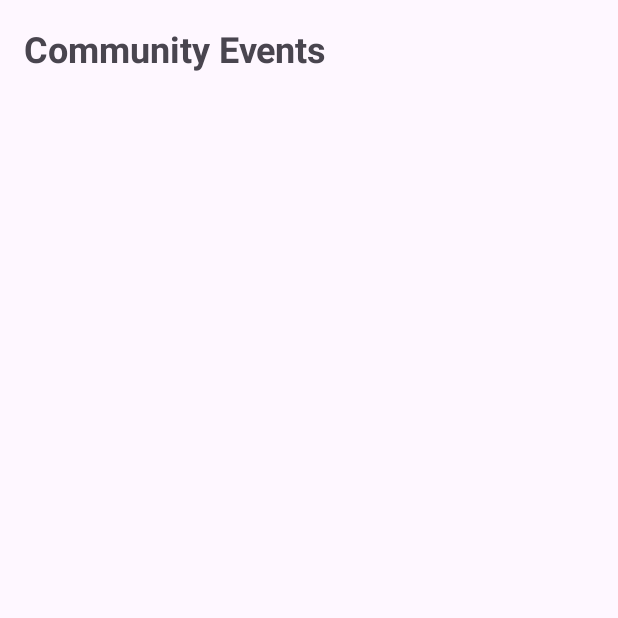
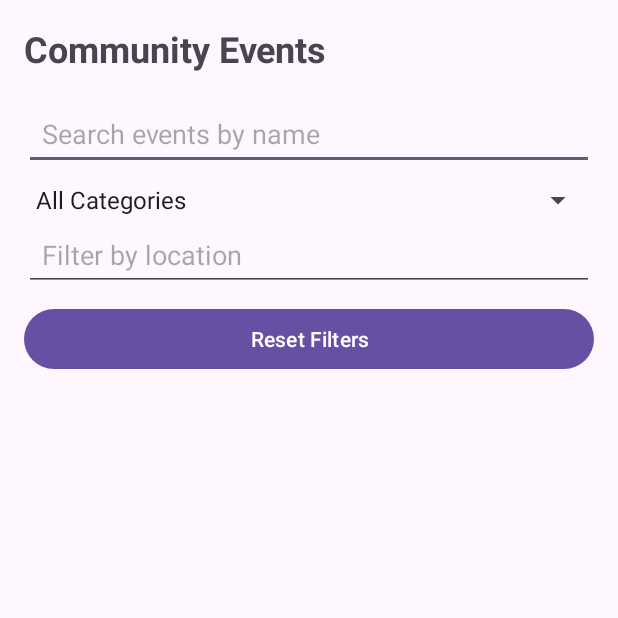
Before and after one commit to ETHAN2545/UbiCompProject, an Android app: the UserEventsActivity screen opened directly, with no data from a screen before it, on a phone screen of 412 x 824 dp, the top half of it. Run offline under Robolectric (Android 15) with nearby library versions, the phone set to English and light mode, and no system bars; our stand-ins replace Firebase (no records; nobody signed in at launch, a user with empty details on screens opened directly).

Commit message:
edited these files to allow users to search for events by name, category and location

```diff
--- a/app/src/main/java/com/example/dublin8community/activities/UserEventsActivity.java
+++ b/app/src/main/java/com/example/dublin8community/activities/UserEventsActivity.java
@@ -1,11 +1,16 @@
 package com.example.dublin8community.activities;
 
 import android.os.Bundle;
+import android.content.Intent;
+import android.widget.ArrayAdapter;
+import android.widget.Button;
+import android.widget.EditText;
 import android.widget.ListView;
+import android.widget.Spinner;
 import android.widget.Toast;
-import android.content.Intent;
+import android.text.Editable;
+import android.text.TextWatcher;
 
-import androidx.annotation.NonNull;
 import androidx.appcompat.app.AppCompatActivity;
 
 import com.example.dublin8community.R;
@@ -23,9 +28,19 @@ import java.util.List;
 public class UserEventsActivity extends AppCompatActivity {
 
     private ListView eventsListView;
+
+    private EditText searchEventsInput;
+    private EditText locationFilterInput;
+
+    private Spinner categoryFilterSpinner;
+
+    private Button resetFiltersButton;
+
     private DatabaseReference eventsRef;
 
     private List<Event> eventList;
+    private List<Event> filteredEventList;
+
     private EventAdapter eventAdapter;
 
     @Override
@@ -35,18 +50,77 @@ public class UserEventsActivity extends AppCompatActivity {
 
         eventsListView = findViewById(R.id.eventsListView);
 
+        searchEventsInput = findViewById(R.id.searchEventsInput);
+        locationFilterInput = findViewById(R.id.locationFilterInput);
+
+        categoryFilterSpinner = findViewById(R.id.categoryFilterSpinner);
+
+        resetFiltersButton = findViewById(R.id.resetFiltersButton);
+
         eventsRef = FirebaseDatabase.getInstance().getReference("events");
 
         eventList = new ArrayList<>();
+        filteredEventList = new ArrayList<>();
 
-        eventAdapter = new EventAdapter(this, eventList);
+        eventAdapter = new EventAdapter(this, filteredEventList);
         eventsListView.setAdapter(eventAdapter);
+
+        setupCategoryFilter();
+
+        searchEventsInput.addTextChangedListener(new TextWatcher() {
+
+            @Override
+            public void beforeTextChanged(CharSequence s, int start, int count, int after) {
+            }
+
+            @Override
+            public void onTextChanged(CharSequence s, int start, int before, int count) {
+                filterEvents();
+            }
+
+            @Override
+            public void afterTextChanged(Editable s) {
+            }
+        });
+
+        locationFilterInput.addTextChangedListener(new TextWatcher() {
+
+            @Override
+            public void beforeTextChanged(CharSequence s, int start, int count, int after) {
+            }
+
+            @Override
+            public void onTextChanged(CharSequence s, int start, int before, int count) {
+                filterEvents();
+            }
+
+            @Override
+            public void afterTextChanged(Editable s) {
+            }
+        });
+
+        categoryFilterSpinner.setOnItemSelectedListener(
+                new android.widget.AdapterView.OnItemSelectedListener() {
+
+                    @Override
+                    public void onItemSelected(android.widget.AdapterView<?> parent, android.view.View view, int position, long id) {
+
+                        filterEvents();
+                    }
+
+                    @Override
+                    public void onNothingSelected(android.widget.AdapterView<?> parent) {
+                    }
+                }
+        );
+
+        resetFiltersButton.setOnClickListener(v -> resetFilters());
 
         loadEvents();
 
         eventsListView.setOnItemClickListener((parent, view, position, id) -> {
 
-            Event selectedEvent = eventList.get(position);
+            Event selectedEvent = filteredEventList.get(position);
 
             Intent intent = new Intent(UserEventsActivity.this, EventDetailsActivity.class);
 
@@ -56,8 +130,30 @@ public class UserEventsActivity extends AppCompatActivity {
         });
     }
 
+    private void setupCategoryFilter() {
+
+        String[] categories = {
+                "All Categories",
+                "Music",
+                "Sports",
+                "Culture",
+                "Community",
+                "Education",
+                "Food",
+                "Family"
+        };
+
+        ArrayAdapter<String> categoryAdapter = new ArrayAdapter<>(this, android.R.layout.simple_spinner_item, categories);
+
+        categoryAdapter.setDropDownViewResource(android.R.layout.simple_spinner_dropdown_item);
+
+        categoryFilterSpinner.setAdapter(categoryAdapter);
+    }
+
     private void loadEvents() {
+
         eventsRef.addValueEventListener(new ValueEventListener() {
+
             @Override
             public void onDataChange(DataSnapshot snapshot) {
 
@@ -68,23 +164,61 @@ public class UserEventsActivity extends AppCompatActivity {
                     Event event = eventSnapshot.getValue(Event.class);
 
                     if (event != null) {
+
                         event.eventId = eventSnapshot.getKey();
 
                         eventList.add(event);
                     }
                 }
 
-                eventAdapter.notifyDataSetChanged();
+                filterEvents();
 
                 if (eventList.isEmpty()) {
+
                     Toast.makeText(UserEventsActivity.this, "No community events available", Toast.LENGTH_SHORT).show();
                 }
             }
 
             @Override
             public void onCancelled(DatabaseError error) {
+
                 Toast.makeText(UserEventsActivity.this, "Failed to load events: " + error.getMessage(), Toast.LENGTH_LONG).show();
             }
         });
     }
+
+    private void filterEvents() {
+
+        String searchText = searchEventsInput.getText().toString().trim().toLowerCase();
+
+        String locationText = locationFilterInput.getText().toString().trim().toLowerCase();
+
+        String selectedCategory = categoryFilterSpinner.getSelectedItem().toString();
+
+        filteredEventList.clear();
+
+        for (Event event : eventList) {
+
+            boolean matchesName = event.eventName != null && event.eventName.toLowerCase().contains(searchText);
+
+            boolean matchesLocation = event.locationName != null && event.locationName.toLowerCase().contains(locationText);
+
+            boolean matchesCategory = selectedCategory.equals("All Categories") || selectedCategory.equalsIgnoreCase(event.category);
+
+            if (matchesName && matchesLocation && matchesCategory) {
+                filteredEventList.add(event);
+            }
+        }
+
+        eventAdapter.notifyDataSetChanged();
+    }
+
+    private void resetFilters() {
+
+        searchEventsInput.setText("");
+        locationFilterInput.setText("");
+        categoryFilterSpinner.setSelection(0);
+
+        filterEvents();
+    }
 }
--- a/app/src/main/res/layout/activity_user_events.xml
+++ b/app/src/main/res/layout/activity_user_events.xml
@@ -13,10 +13,40 @@
         android:textStyle="bold"
         android:paddingBottom="16dp" />
 
+    <EditText
+        android:id="@+id/searchEventsInput"
+        android:layout_width="match_parent"
+        android:layout_height="wrap_content"
+        android:hint="Search events by name"
+        android:inputType="text"
+        android:padding="12dp" />
+
+    <Spinner
+        android:id="@+id/categoryFilterSpinner"
+        android:layout_width="match_parent"
+        android:layout_height="wrap_content"
+        android:layout_marginTop="8dp" />
+
+    <EditText
+        android:id="@+id/locationFilterInput"
+        android:layout_width="match_parent"
+        android:layout_height="wrap_content"
+        android:hint="Filter by location"
+        android:inputType="text"
+        android:padding="12dp" />
+
+    <Button
+        android:id="@+id/resetFiltersButton"
+        android:layout_width="match_parent"
+        android:layout_height="wrap_content"
+        android:text="Reset Filters"
+        android:layout_marginTop="8dp" />
+
     <ListView
         android:id="@+id/eventsListView"
         android:layout_width="match_parent"
-        android:layout_height="match_parent"
+        android:layout_height="0dp"
+        android:layout_weight="1"
         android:divider="@android:color/darker_gray"
         android:dividerHeight="1dp" />
 
```
